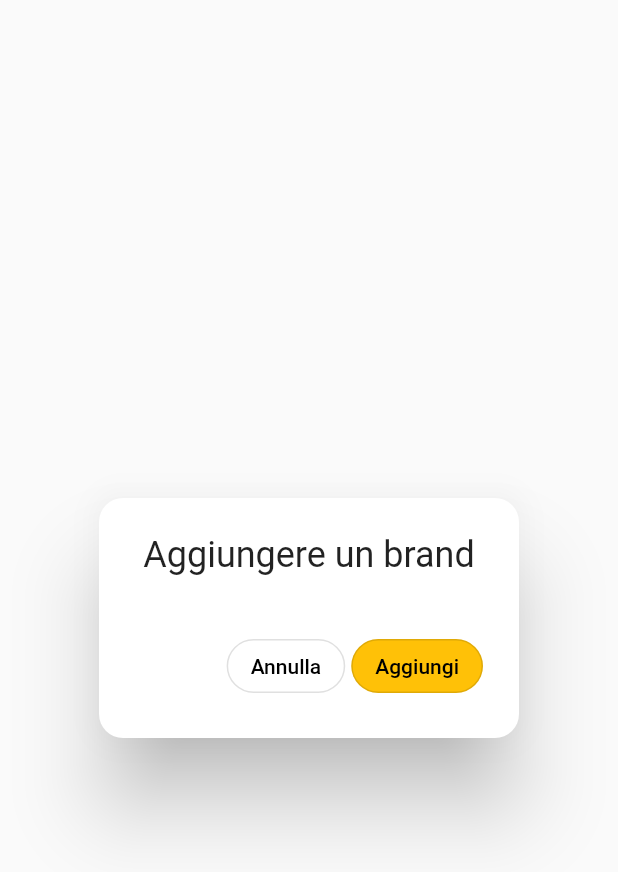
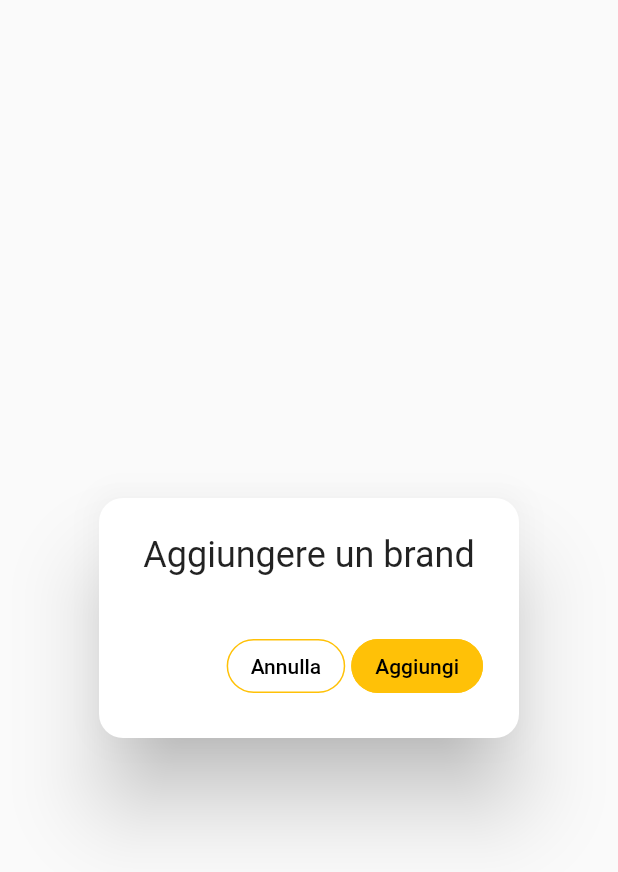
Before and after one commit to Giuliopretis/gestione_brand, a Flutter app: the DynamicDialog widget shown alone on an empty page, opened directly, on a phone screen of 412 x 824 dp. Shown: the top 872 px of the screen. Run offline on Flutter 3.47's test engine with Material 2 defaults, Android fonts, the phone set to English and light mode, and no system bars; our stand-ins replace bloc, dio, equatable, flutter_bloc, get; network calls fail.

Commit message:
some style improvements to dynamic dialog

```diff
--- a/lib/presentation/widgets/dynamic_dialog.dart
+++ b/lib/presentation/widgets/dynamic_dialog.dart
@@ -30,14 +30,13 @@ class _DynamicDialogState extends State<DynamicDialog> {
                       : EdgeInsets.zero,
                   child: OutlinedButton(
                     onPressed: () => action.callback(),
-                    style: ElevatedButton.styleFrom(
-                      primary: action.isPositive
+                    style: OutlinedButton.styleFrom(
+                      backgroundColor: action.isPositive
                           ? Theme.of(context).colorScheme.primary
                           : Colors.transparent,
+                      side: BorderSide(
+                          color: Theme.of(context).colorScheme.primary),
                       shape: RoundedRectangleBorder(
-                        side: BorderSide(
-                            width: 4,
-                            color: Theme.of(context).colorScheme.primary),
                         borderRadius: BorderRadius.circular(24.0),
                       ),
                     ),
```
